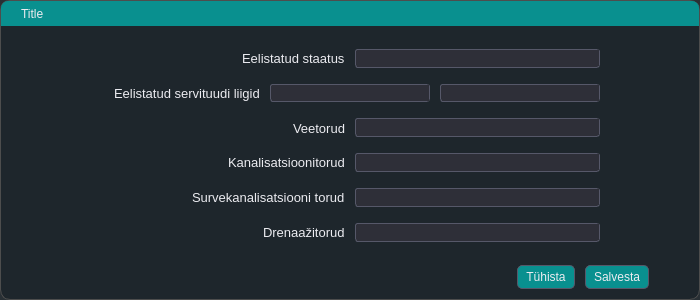
The window that mailabl-qgis/config/confWidgets/EasementsSetup.ui (TuloliKalver/mailabl-qgis) describes before a commit, drawn with Qt 5.
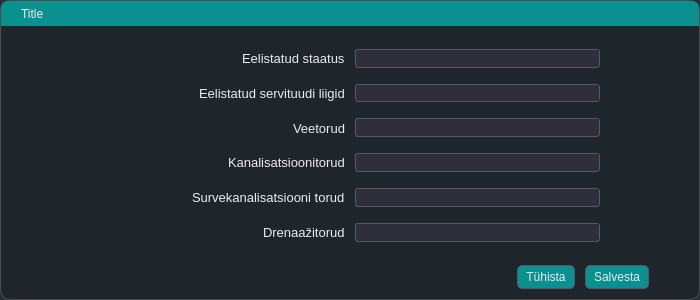
The same window after the commit. Icons and pictures are not drawn. Custom widgets are drawn as their Qt base class.

Patch:
```diff
--- a/mailabl-qgis/config/confWidgets/EasementsSetup.ui
+++ b/mailabl-qgis/config/confWidgets/EasementsSetup.ui
@@ -895,9 +895,6 @@
               </property>
              </widget>
             </item>
-            <item>
-             <widget class="QComboBox" name="cmbPreferedTypes"/>
-            </item>
            </layout>
           </widget>
          </item>
```
